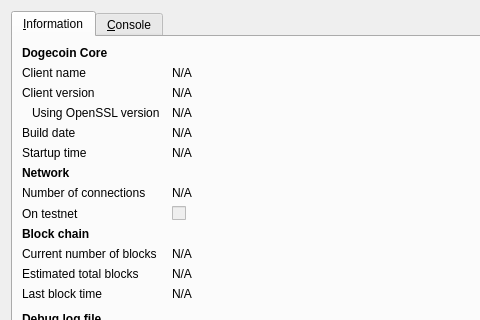
First picture: the form in src/qt/forms/rpcconsole.ui, repository leafcoin/leafcoin, before the edit; both pictures show x 0 to 480 and y 0 to 320 of the 740 by 450 pixel window.
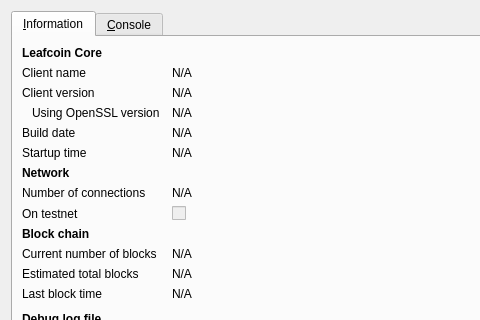
Second picture: the form after the edit. Icons and pictures are not drawn.

What changed in the file:
```diff
--- a/src/qt/forms/rpcconsole.ui
+++ b/src/qt/forms/rpcconsole.ui
@@ -36,7 +36,7 @@
           </font>
          </property>
          <property name="text">
-          <string>Dogecoin Core</string>
+          <string>Leafcoin Core</string>
          </property>
         </widget>
        </item>
```
Left out of the diff: 6 changed lines with no effect on the pictures.
